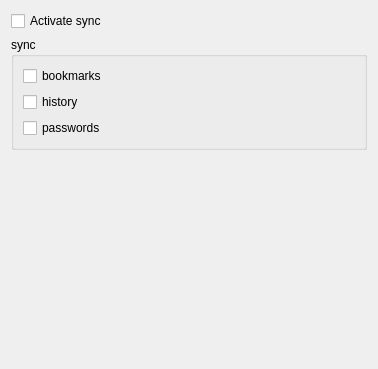
KDE/rekonq, file src/sync/sync_data.ui: the form before one commit.
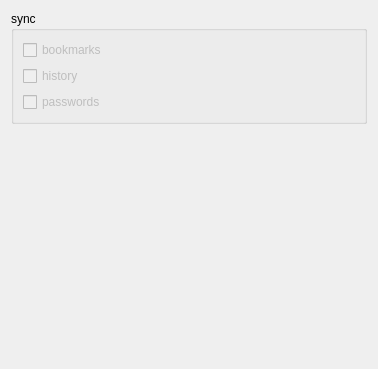
The form after the commit.

Commit message: Made UI changes to disable history and password sync for certain services, added some notification messages in Opera sync handler.

```diff
--- a/src/sync/sync_data.ui
+++ b/src/sync/sync_data.ui
@@ -17,13 +17,6 @@
    </size>
   </property>
   <layout class="QVBoxLayout" name="verticalLayout_2">
-   <item>
-    <widget class="QCheckBox" name="kcfg_syncEnabled">
-     <property name="text">
-      <string>Activate sync</string>
-     </property>
-    </widget>
-   </item>
    <item>
     <widget class="QGroupBox" name="syncGroupBox">
      <property name="title">
@@ -32,6 +25,9 @@
      <layout class="QVBoxLayout" name="verticalLayout">
       <item>
        <widget class="QCheckBox" name="kcfg_syncBookmarks">
+        <property name="enabled">
+         <bool>false</bool>
+        </property>
         <property name="text">
          <string>bookmarks</string>
         </property>
@@ -39,6 +35,9 @@
       </item>
       <item>
        <widget class="QCheckBox" name="kcfg_syncHistory">
+        <property name="enabled">
+         <bool>false</bool>
+        </property>
         <property name="text">
          <string>history</string>
         </property>
@@ -46,6 +45,9 @@
       </item>
       <item>
        <widget class="QCheckBox" name="kcfg_syncPasswords">
+        <property name="enabled">
+         <bool>false</bool>
+        </property>
         <property name="text">
          <string>passwords</string>
         </property>
```
The commit also changes 12 other files.
